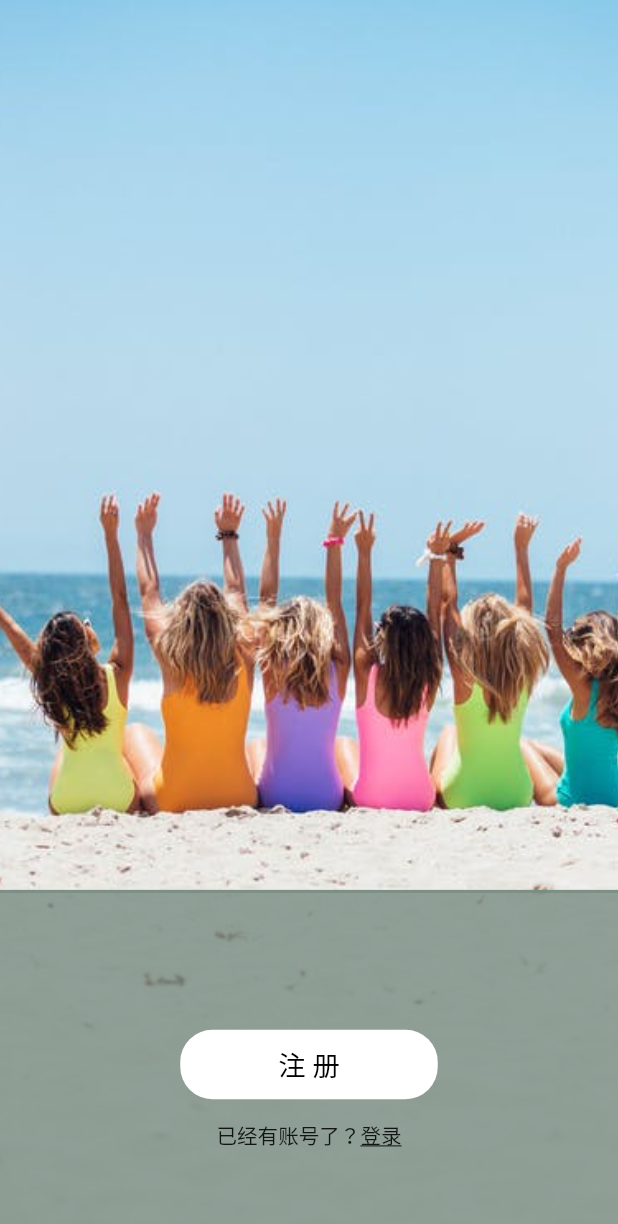
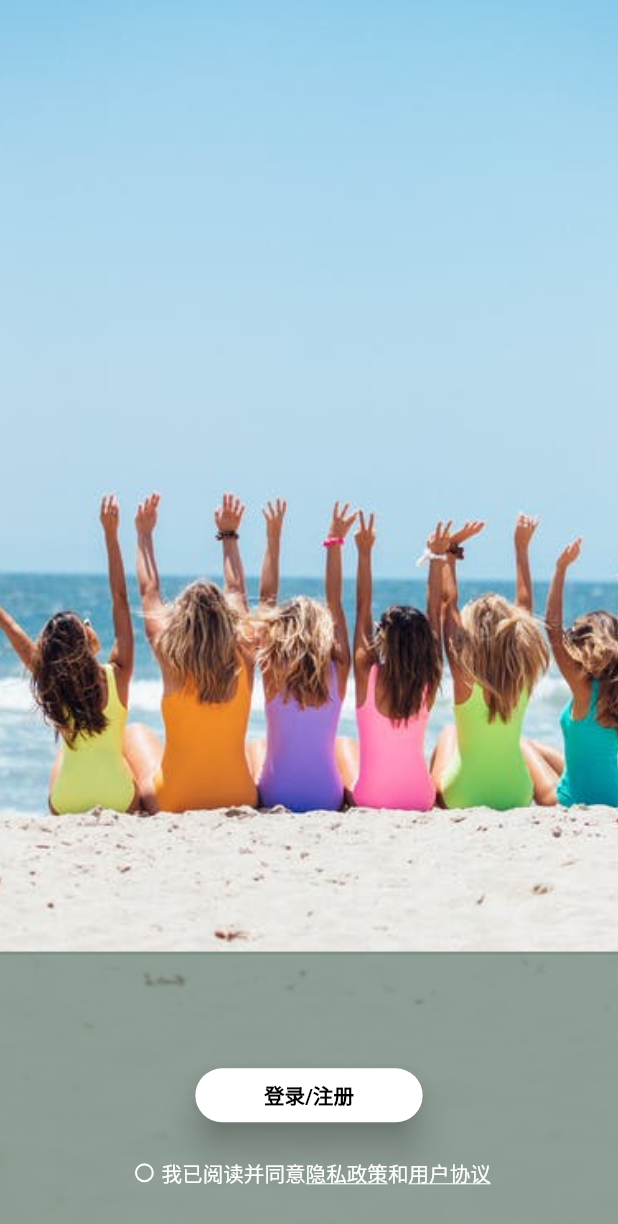
Before and after one commit to Junesui/social_app, a Flutter app: the screen it shows after launch, on a phone screen of 412 x 824 dp. Shown: the top 1224 px of the screen. Run offline on Flutter 3.47's test engine with Material 2 defaults, Android fonts, the phone set to English and light mode, and no system bars; drawn by our look-alikes of pull_to_refresh; our stand-ins replace awesome_dialog, cached_network_image, connectivity_plus, dio, event_bus, flutter_screenutil and 5 more; missing offline and left inert: wechat_assets_picker.

Commit message:
欢迎页

```diff
--- /dev/null
+++ b/socialapp/lib/page/login/login_page.dart
@@ -0,0 +1,16 @@
+import 'package:flutter/material.dart';
+
+/// 登录页面
+class LoginPage extends StatefulWidget {
+  const LoginPage({Key? key}) : super(key: key);
+
+  @override
+  _LoginPageState createState() => _LoginPageState();
+}
+
+class _LoginPageState extends State<LoginPage> {
+  @override
+  Widget build(BuildContext context) {
+    return Container();
+  }
+}
--- a/socialapp/lib/page/welcome/welcome_page.dart
+++ b/socialapp/lib/page/welcome/welcome_page.dart
@@ -1,6 +1,8 @@
 import 'package:flutter/material.dart';
 import 'package:socialapp/constant/common_constant.dart';
+import 'package:socialapp/router/router_name.dart';
 import 'package:socialapp/util/screen_util.dart';
+import 'package:socialapp/util/toast_util.dart';
 import 'package:socialapp/widget/my_text.dart';
 
 /// 欢迎页
@@ -12,6 +14,9 @@ class WelcomePage extends StatefulWidget {
 }
 
 class _WelcomePageState extends State<WelcomePage> {
+  // 是否同意协议
+  bool _isAgree = false;
+
   @override
   Widget build(BuildContext context) {
     return Scaffold(
@@ -27,12 +32,12 @@ class _WelcomePageState extends State<WelcomePage> {
                 fit: BoxFit.cover,
               ),
             ),
-            // 底部登录框
+            // 登录/注册，同意协议区域
             Positioned(
               bottom: 0,
               child: Container(
                 width: SU.getScreenWidth(),
-                height: SU.getScreenHeight() * 0.28,
+                height: SU.getScreenHeight() * 0.23,
                 decoration: const BoxDecoration(
                   color: Color(0xcc788c82),
                   border: Border(
@@ -44,8 +49,10 @@ class _WelcomePageState extends State<WelcomePage> {
                 ),
                 child: Stack(
                   children: [
-                    _buildRegisterBtn(),
-                    _buildLoginHint(),
+                    // 登录/注册按钮
+                    _buildLoginRegisterBtn(),
+                    // 同意协议
+                    _buildAgreement(),
                   ],
                 ),
               ),
@@ -56,54 +63,100 @@ class _WelcomePageState extends State<WelcomePage> {
     );
   }
 
-  // 注册按钮
-  _buildRegisterBtn() {
+  // 登录/注册按钮
+  _buildLoginRegisterBtn() {
     return Center(
-      child: SizedBox(
-        width: SU.setWidth(450),
-        height: SU.setHeight(108),
       child: ElevatedButton(
         onPressed: () {
-            print("click register button");
+          if (_isAgree) {
+            Navigator.of(context).pushNamed(RouterName.login);
+          } else {
+            ToastUtil.show(msg: "请先勾选同意按钮");
+          }
         },
         style: ElevatedButton.styleFrom(
-              onPrimary: Colors.teal,
-              elevation: 0,
+            onPrimary: CommonConstant.primaryColor,
+            elevation: 10,
             primary: Colors.white,
+            padding: EdgeInsets.symmetric(horizontal: SU.setWidth(120)),
             shape: RoundedRectangleBorder(
               borderRadius: BorderRadius.circular(SU.setHeight(50)),
             )),
         child: const MyText(
-            text: "注 册",
+          text: "登录/注册",
           color: Colors.black,
-            fontSize: 48,
-            fontWeight: FontWeight.w500,
-          ),
+          fontSize: 36,
+          fontWeight: FontWeight.w600,
         ),
       ),
     );
   }
 
-  // 已有账号，登录提示
-  _buildLoginHint() {
+  // 同意协议
+  _buildAgreement() {
     return Align(
-      alignment: const Alignment(0, 0.45),
+      alignment: const Alignment(0, 0.7),
       child: Row(
         mainAxisAlignment: MainAxisAlignment.center,
         children: [
+          // CheckBox 图标
+          Theme(
+            data: ThemeData(unselectedWidgetColor: Colors.white),
+            child: Transform.scale(
+              scale: 0.7,
+              child: SizedBox(
+                width: SU.setWidth(60),
+                child: Checkbox(
+                  value: _isAgree,
+                  onChanged: (isAgree) {
+                    setState(() {
+                      _isAgree = isAgree ?? false;
+                    });
+                  },
+                  activeColor: Colors.white,
+                  checkColor: Colors.black45,
+                  materialTapTargetSize: MaterialTapTargetSize.shrinkWrap,
+                  shape: const CircleBorder(side: BorderSide(color: Colors.white)),
+                ),
+              ),
+            ),
+          ),
+          // 文字
+          Row(
+            children: [
               const MyText(
-            text: "已经有账号了？",
+                text: "我已阅读并同意",
+                color: Colors.white,
                 fontSize: 36,
               ),
-          InkWell(
+              GestureDetector(
                 onTap: () {
-              print("click login font");
+                  ToastUtil.show(msg: "跳转隐私政策页面");
                 },
                 child: const MyText(
-              text: "登录",
+                  text: "隐私政策",
+                  decoration: TextDecoration.underline,
+                  color: Colors.white,
                   fontSize: 36,
+                ),
+              ),
+              const MyText(
+                text: "和",
+                color: Colors.white,
+                fontSize: 36,
+              ),
+              GestureDetector(
+                onTap: () {
+                  ToastUtil.show(msg: "跳转用户协议页面");
+                },
+                child: const MyText(
+                  text: "用户协议",
                   decoration: TextDecoration.underline,
+                  color: Colors.white,
+                  fontSize: 36,
                 ),
+              ),
+            ],
           ),
         ],
       ),
--- a/socialapp/lib/router/router.dart
+++ b/socialapp/lib/router/router.dart
@@ -1,5 +1,6 @@
 import 'package:flutter/cupertino.dart';
 import 'package:socialapp/page/common/photo_view_page.dart';
+import 'package:socialapp/page/login/login_page.dart';
 import 'package:socialapp/page/welcome/welcome_page.dart';
 import 'package:socialapp/router/router_name.dart';
 
@@ -7,6 +8,7 @@ import 'package:socialapp/router/router_name.dart';
 final Map<String, Function> routes = {
   RouterName.photoView: (context, {arguments}) => PhotoViewPage(arguments: arguments),
   RouterName.welcome: (context) => WelcomePage(),
+  RouterName.login: (context) => LoginPage(),
 };
 
 //固定写法 [CupertinoPageRoute: ios风格的路由]
--- a/socialapp/lib/router/router_name.dart
+++ b/socialapp/lib/router/router_name.dart
@@ -5,6 +5,8 @@ class RouterName {
 
   // 欢迎页
   static const welcome = "/welcome";
+  // 登录页
+  static const login = "/login";
   // 根路径
   static const root = "/";
   // 搜索页
--- a/socialapp/lib/util/toast_util.dart
+++ b/socialapp/lib/util/toast_util.dart
@@ -13,6 +13,7 @@ class ToastUtil {
     ToastGravity position = ToastGravity.CENTER,
     Toast toastLength = Toast.LENGTH_SHORT,
   }) {
+    Fluttertoast.cancel();
     return Fluttertoast.showToast(
       msg: msg,
       backgroundColor: bColor,
```
Lines whose indentation alone changed are shown as unchanged.
